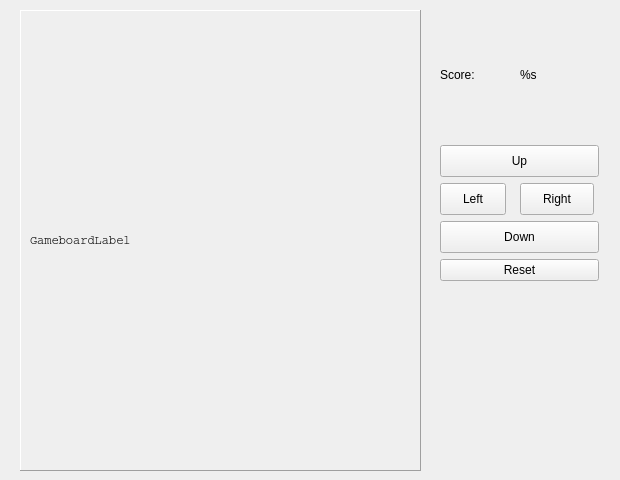
Old version of the form gui/wormswindow.ui in the repository ezfe/qtrepo_eline_mestiasz.
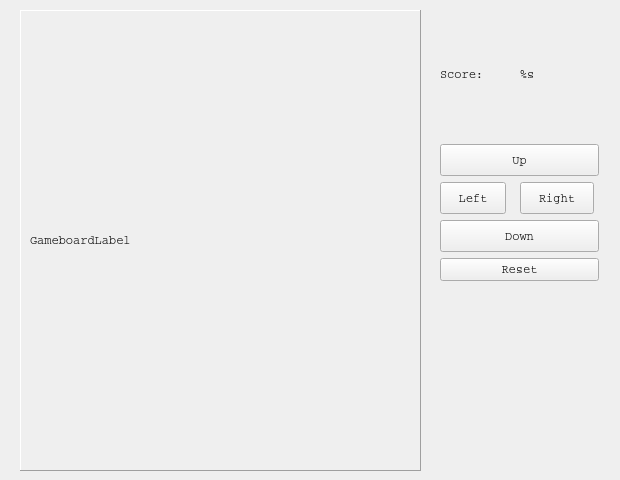
New version of the form.

```diff
--- a/gui/wormswindow.ui
+++ b/gui/wormswindow.ui
@@ -10,6 +10,11 @@
     <height>480</height>
    </rect>
   </property>
+  <property name="font">
+   <font>
+    <family>Courier</family>
+   </font>
+  </property>
   <property name="windowTitle">
    <string>Form</string>
   </property>
```
